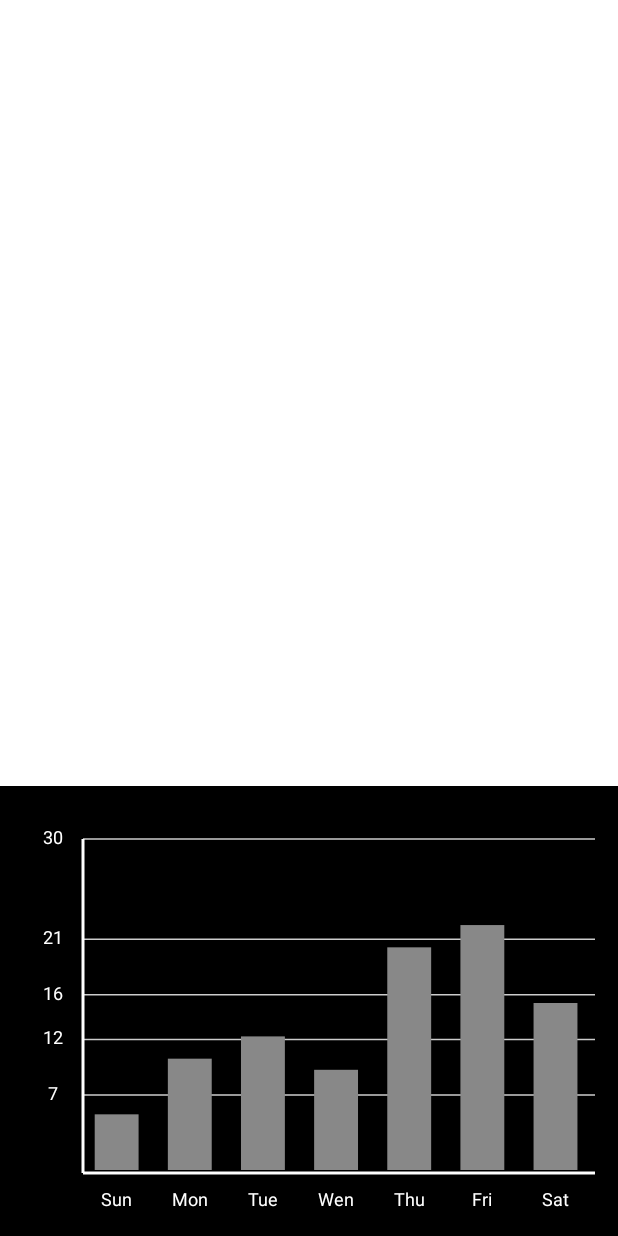
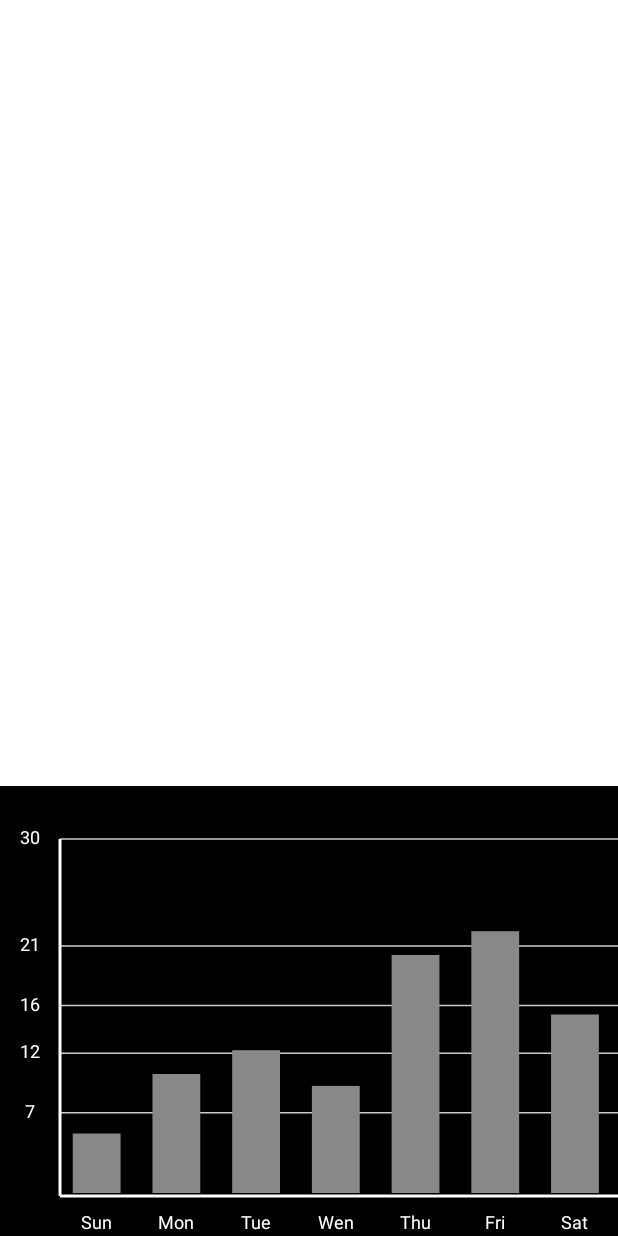
Before and after one commit to mahendra120/Meditation_2, an Android app built with Jetpack Compose: the @Preview function PreviewBarChart, on a phone screen of 412 x 824 dp. Run offline under Robolectric (Android 15) with nearby library versions, the phone set to English and light mode, and no system bars; Roboto replaces fonts that are not available here.

Commit message:
all_value

```diff
--- a/app/src/main/java/com/example/meditation/BarChat.kt
+++ b/app/src/main/java/com/example/meditation/BarChat.kt
@@ -61,7 +61,7 @@ fun BarChart() {
             .fillMaxWidth()
             .height(300.dp)
             .background(color = Color.Black)
-            .padding(15.dp)
+            .padding(start = 0.dp,15.dp)
     ) {
         val canvasHeight = size.height
         val canvasWidth = size.width
```
Also changed, not shown: app/src/main/java/com/example/meditation/MainActivity.kt (+8 -2 lines).
